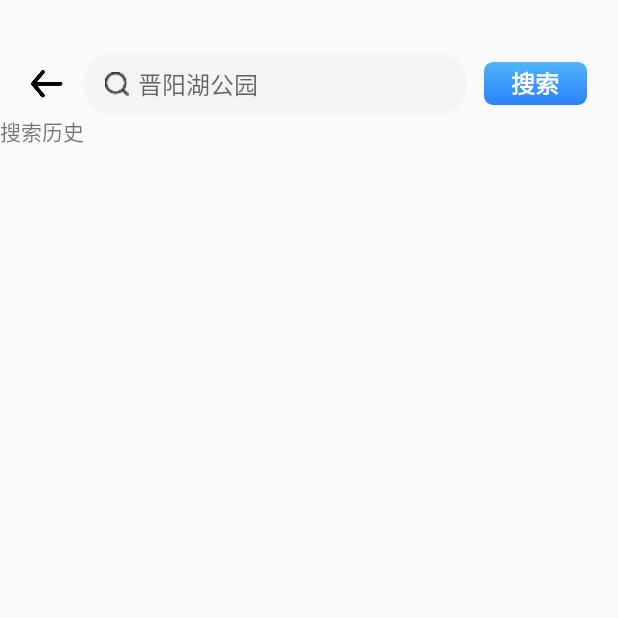
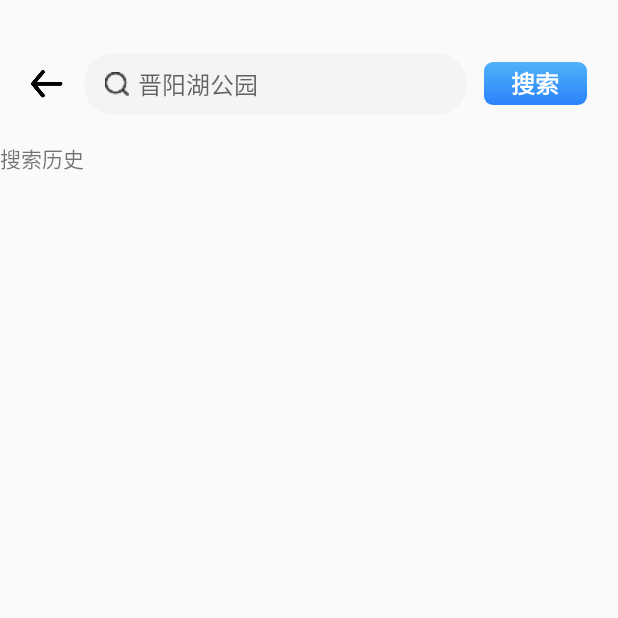
Before and after one commit to UtilDuzepeng/RunningMountain, an Android app: the SearchActivity screen opened directly, with no data from a screen before it, on a phone screen of 412 x 824 dp, the top half of it. Run offline under Robolectric (Android 15) with nearby library versions, the phone set to English and light mode, and no system bars.

Commit message:
布局微调

```diff
--- a/app/src/main/res/layout/activity_search.xml
+++ b/app/src/main/res/layout/activity_search.xml
@@ -73,7 +73,8 @@
     <FrameLayout
         android:id="@+id/search_framelayout"
         android:layout_width="match_parent"
-        android:layout_height="match_parent" />
+        android:layout_height="match_parent"
+        android:layout_marginTop="@dimen/dp_16"/>
 
 
 </LinearLayout>
```
